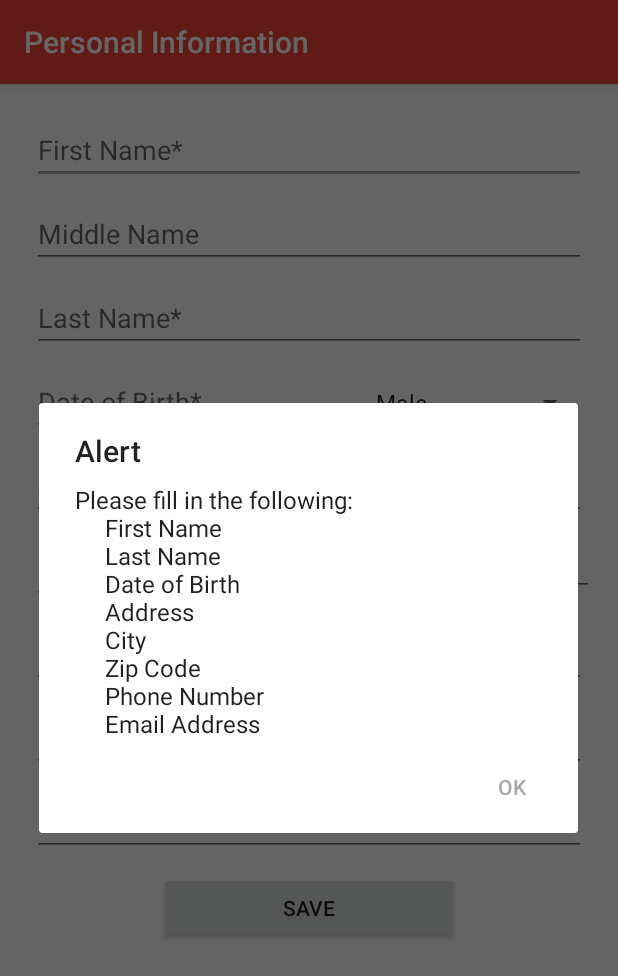
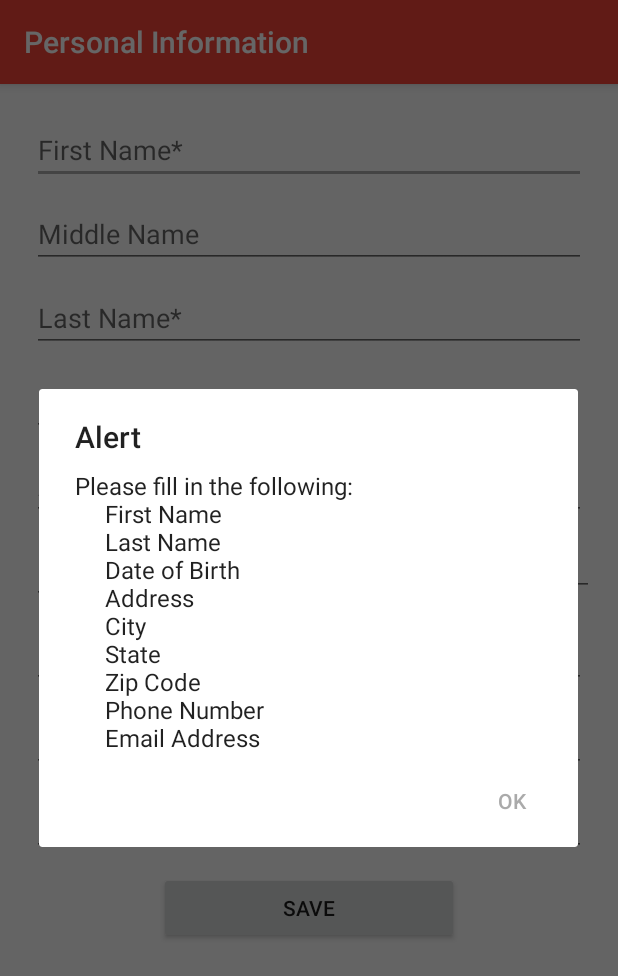
Before and after one commit to OmriSama/ERgency, an Android app: the PersonalInformation screen opened directly, with no data from a screen before it, after a tap on "SAVE", on a phone screen of 412 x 824 dp. Shown: the top 976 px of the screen. Run offline under Robolectric (Android 15) with nearby library versions, the phone set to English and light mode, and no system bars.

Commit message:
Finished the personal information screen

```diff
--- a/app/src/main/java/com/team3/ergency/PersonalInformation.java
+++ b/app/src/main/java/com/team3/ergency/PersonalInformation.java
@@ -5,6 +5,7 @@
 import android.content.Context;
 import android.content.DialogInterface;
 import android.content.Intent;
+import android.content.res.Resources;
 import android.support.v4.app.DialogFragment;
 import android.support.v7.app.AppCompatActivity;
 import android.os.Bundle;
@@ -59,6 +60,7 @@
     private Spinner sex;
     private EditText address;
     private EditText city;
+    private AutoCompleteTextView state;
     private EditText zipCode;
     private EditText phoneNumber;
     private EditText emailAddress;
@@ -81,16 +83,15 @@
         adapter.setDropDownViewResource(android.R.layout.simple_spinner_dropdown_item);
         spinner.setAdapter(adapter);
 
-        ArrayList<String> states = new ArrayList<String>() {
-        };
-        states.add("CA");
-        states.add("AL");
-        states.add("VA");
+        // Set the state text view so that when the user types in one word, a list of
+        // suggestions appear
+        state = (AutoCompleteTextView) findViewById(R.id.state);
+        String[] statesAbbr = getResources().getStringArray(R.array.states_abbr);
+        ArrayAdapter<String> adapter2 = new ArrayAdapter<String>(this, android.R.layout.select_dialog_item, statesAbbr);
+        //User must enter in at least one letter for the suggestions to appear
+        state.setThreshold(1);
+        state.setAdapter(adapter2);
 
-        AutoCompleteTextView stateTextView = (AutoCompleteTextView) findViewById(R.id.state);
-        ArrayAdapter<String> adapterStates = new ArrayAdapter<String>(this, android.R.layout.select_dialog_item, states);
-        stateTextView.setThreshold(1);
-        stateTextView.setAdapter(adapterStates);
 
         // This puts the numbers into a phone number format
         EditText editText = (EditText) findViewById(R.id.phone_number);
@@ -164,6 +165,13 @@
             unfilledForms.add("City");
         }
 
+        userInput = state.getText().toString();
+        if (userInput.length() > 0) {
+            writeToFile("State: " + userInput + "\n", fileOut);
+        } else {
+            unfilledForms.add("State");
+        }
+
         zipCode = (EditText) findViewById(R.id.zip_code);
         userInput = zipCode.getText().toString();
         if (userInput.length() > 0) {
@@ -203,6 +211,7 @@
 
     }
 
+    // Create a new text file in internal storage
     public FileOutputStream create_file(FileOutputStream fos) {
         try {
             fos = openFileOutput(filename, MODE_PRIVATE);
@@ -212,6 +221,7 @@
         return fos;
     }
 
+    // Close file
     public void closeFile(FileOutputStream fileOut) {
         try {
             fileOut.close();
@@ -219,7 +229,6 @@
             e.printStackTrace();
         }
     }
-
 
     //Generate error popup message
     public void generate_error_popup(ArrayList<String> array) {
@@ -247,6 +256,7 @@
 
     }
 
+    // Write information to the file
     public void writeToFile(String string, FileOutputStream fileOut) {
         try {
             fileOut.write(string.getBytes());
--- a/app/src/main/res/values/strings.xml
+++ b/app/src/main/res/values/strings.xml
@@ -15,5 +15,56 @@
     <string name="select_sex">sex</string>
     <string name="title_activity_emergency_contact">EmergencyContact</string>
 
-
+    <string-array name="states_abbr">
+        <item>"AL"</item>
+        <item>"AK"</item>
+        <item>"AZ"</item>
+        <item>"AR"</item>
+        <item>"CA"</item>
+        <item>"CO"</item>
+        <item>"CT"</item>
+        <item>"DE"</item>
+        <item>"FL"</item>
+        <item>"GA"</item>
+        <item>"HI"</item>
+        <item>"ID"</item>
+        <item>"IL"</item>
+        <item>"IN"</item>
+        <item>"IA"</item>
+        <item>"KS"</item>
+        <item>"KY"</item>
+        <item>"LA"</item>
+        <item>"ME"</item>
+        <item>"MD"</item>
+        <item>"MA"</item>
+        <item>"MI"</item>
+        <item>"MN"</item>
+        <item>"MS"</item>
+        <item>"MO"</item>
+        <item>"MT"</item>
+        <item>"NE"</item>
+        <item>"NV"</item>
+        <item>"NH"</item>
+        <item>"NJ"</item>
+        <item>"NM"</item>
+        <item>"NY"</item>
+        <item>"NC"</item>
+        <item>"ND"</item>
+        <item>"OH"</item>
+        <item>"OK"</item>
+        <item>"OR"</item>
+        <item>"PA"</item>
+        <item>"RI"</item>
+        <item>"SC"</item>
+        <item>"SD"</item>
+        <item>"TN"</item>
+        <item>"TX"</item>
+        <item>"UT"</item>
+        <item>"VT"</item>
+        <item>"VA"</item>
+        <item>"WA"</item>
+        <item>"WV"</item>
+        <item>"WI"</item>
+        <item>"WY"</item>
+    </string-array>
 </resources>
```
